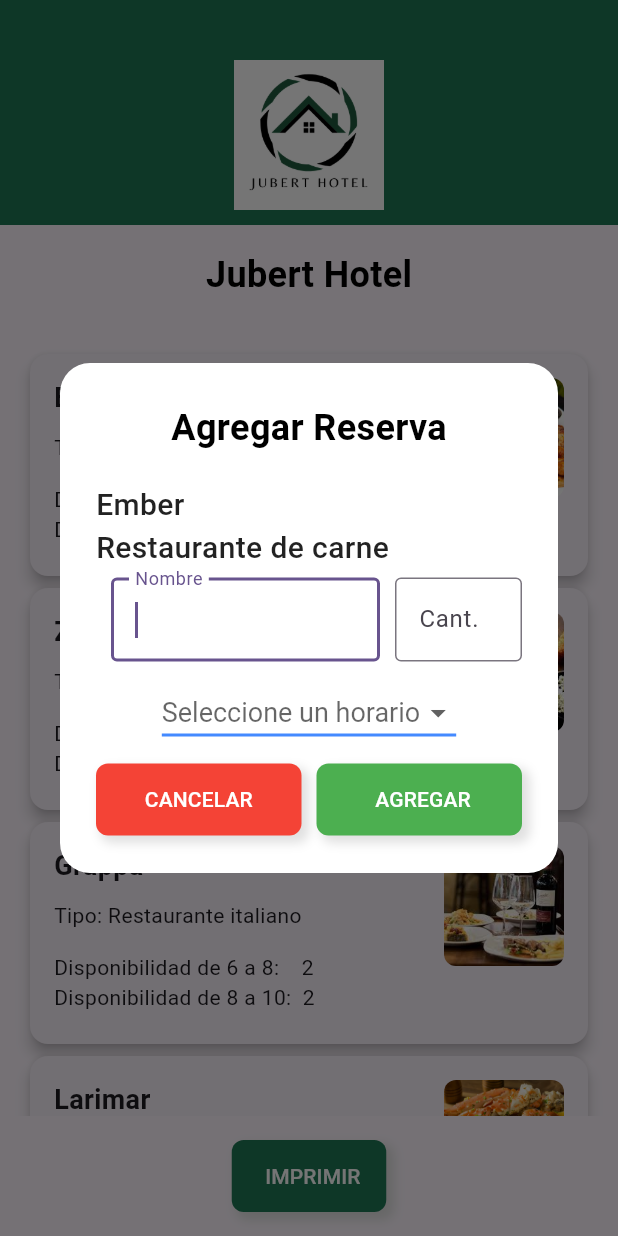
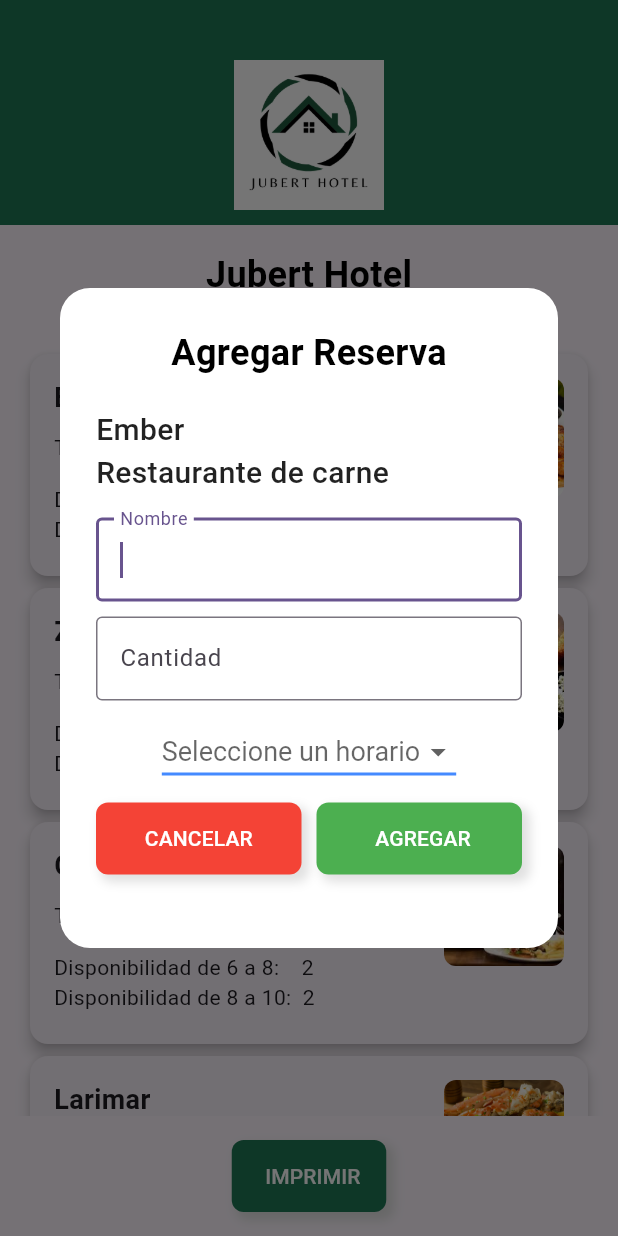
Before and after one commit to Jubertgh86/Hotel, a Flutter app: the screen it shows after launch, after a tap on "Ember", on a phone screen of 412 x 824 dp. Run offline on Flutter 3.47's test engine with Material 3 defaults, Android fonts, the phone set to English and light mode, and no system bars; our stand-ins replace pdf, printing; Roboto replaces fonts that are missing (Montserrat).

Commit message:
solo grupo de 10 personas

```diff
--- a/lib/widget/agregar_reserva.dart
+++ b/lib/widget/agregar_reserva.dart
@@ -58,7 +58,7 @@ class _AgregarReserva extends State<AgregarReserva> {
       backgroundColor: Colors.white, // Light background color
       content: ConstrainedBox(
         constraints: const BoxConstraints(
-            minWidth: 400, maxWidth: 400, minHeight: 300, maxHeight: 400),
+            minWidth: 400, maxWidth: 400, minHeight: 400, maxHeight: 500),
         child: Form(
           key: _key,
           child: SingleChildScrollView(
@@ -105,12 +105,10 @@ class _AgregarReserva extends State<AgregarReserva> {
                     ),
                   ),
                 ),
-                Row(
+                Column(
                   children: [
-                    Expanded(
-                      flex: 4,
-                      child: Container(
-                        margin: const EdgeInsets.only(left: 10),
+                    Container(
+                      margin: const EdgeInsets.only(top: 10),
                       child: TextFormField(
                         validator: (value) {
                           if (value!.isEmpty) {
@@ -126,19 +124,19 @@ class _AgregarReserva extends State<AgregarReserva> {
                         autofocus: true,
                       ),
                     ),
-                    ),
+
                     //const SizedBox(width: 5),
                     // Quantity input
-                    Expanded(
-                      flex: 2,
-                      child: Container(
-                        margin: const EdgeInsets.only(left: 10),
+                    Container(
+                      margin: const EdgeInsets.only(top: 10),
                       child: TextFormField(
                         validator: (value) {
                           if (value!.isEmpty || cantInput.text == '0') {
                             return 'Agregar Cantidad';
                           } else if (int.parse(cantInput.text) > intMax) {
                             return 'La cantidad excede el valor permitido.';
+                          } else if (int.parse(value) >= 10) {
+                            return 'La cantidad excede el numero de personas por mesa (10).';
                           }
                           return null;
                         },
@@ -149,10 +147,9 @@ class _AgregarReserva extends State<AgregarReserva> {
                         controller: cantInput,
                         decoration: const InputDecoration(
                           border: OutlineInputBorder(),
-                            labelText: 'Cant.',
+                          labelText: 'Cantidad',
                         ),
                         autofocus: true,
-                        ),
                       ),
                     ),
                   ],
```
Lines whose indentation alone changed are shown as unchanged.
